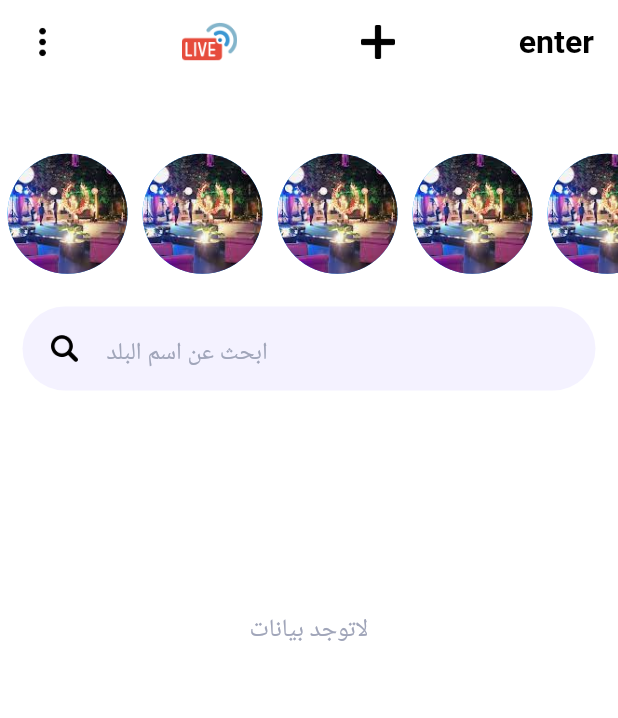
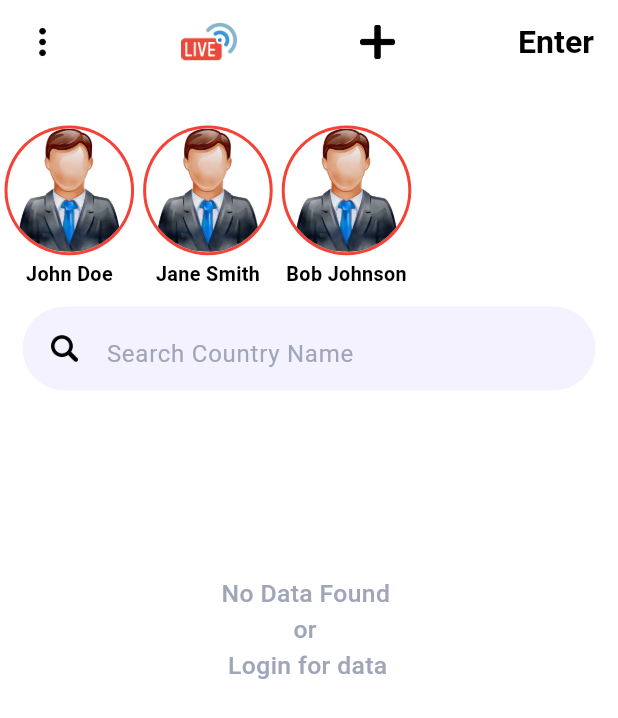
Before and after one commit to arsalanpeerzada/our-world-main, a Flutter app: the screen it shows after launch, on a phone screen of 412 x 824 dp. Shown: the top 718 px of the screen. Run offline on Flutter 3.47's test engine with Material 3 defaults, Android fonts, the light colour scheme and no system bars; our stand-ins replace another_flushbar, cached_network_image, dropdown_button2, flutter_local_notifications, flutter_staggered_animations, get and 9 more; missing offline and left inert: chess, flutter_paypal, flutter_webrtc, simple_chess_board.

Commit message:
1/7/2024

```diff
--- a/lib/constants/RemoteUtils.dart
+++ b/lib/constants/RemoteUtils.dart
@@ -1,6 +1,8 @@
 class ApiEndPoints {
   static const SIGNUP = "auth/signup";
   static const LOGIN = "auth/login";
+  static const CREATEPOST = "post/createPost";
+  static const GETPOST = "post/getPost";
 }
 
 class BaseURL {
--- a/lib/constants/storage_constants.dart
+++ b/lib/constants/storage_constants.dart
@@ -1,7 +1,7 @@
 
 
 const String userId = "userId";
-const String userName = "userName";
+const String userName = "username";
 const String userCountry = "userCountry";
 const String userImage = "userImage";
 const String profileData = "profileData";
--- a/lib/constants/string_constants.dart
+++ b/lib/constants/string_constants.dart
@@ -1,124 +1,124 @@
-const enter = "enter";
-const phoneNumber = "PhoneNumber";
-const otpCode = "otpCode";
+const enter = "Enter";
+const phoneNumber = "Phone Number";
+const otpCode = "OTP Code";
 const password = "Password";
 const login = "Login";
 const name = "Name";
 const loginHere = "Login Here";
 const register = "Register";
-const verifyOtp = "verifyOtp";
-const registerHere = "registerHere";
-const forgotPassword = "forgotPassword";
-const enterYourPhoneNumber = "enterYourPhoneNumber";
-const enterYourPassword = "enterYourPassword";
-const enterYourName = "enterYourName";
-const enterYourCountryCodeBeforePhoneNumber =
-    "enterYourCountryCodeBeforePhoneNumber";
-const registerSuccessfully = "registerSuccessfully";
+const verifyOtp = "Verify OTP";
+const registerHere = "Register Here";
+const forgotPassword = "Forgot Password";
+const enterYourPhoneNumber = "Enter Your Phone Number";
+const enterYourPassword = "Enter Your Password";
+const enterYourName = "Enter Your Name";
+const enterYourCountryCodeBeforePhoneNumber = "Enter Your Country Code Before Phone Number";
+const registerSuccessfully = "Register Successfully";
 const loginSuccessfully = "Login Successfully";
-const home = "home";
-const aboutUs = "aboutUs";
-const termsConditions = "termsConditions";
-const logout = "logout";
-const phoneNumberHint = "966 5X XXX XXXX ";
-const chooseThePlan = "chooseThePlan";
-const freeTrial = "freeTrial";
-const fiveDays = "fiveDays";
-const oneMonthPlan = "oneMonthPlan";
-const yearlyPlan = "yearlyPlan";
-const go = "go";
-const country = "country";
-const addText = "addText";
-const upto500Characters = "upto500Characters";
-const photo = "photo";
-const upto5Photos = "upto5Photos";
-const add = "add";
-const addPost = "addPost";
-const youCanOnlySelectUpto5Photos = "youCanOnlySelectUpto5Photos";
-const chooseCountry = "chooseCountry";
-const chooseCategory = 'chooseCategory';
-const category = 'category';
-const cantShareEmptyPost = "cantShareEmptyPost";
-const postShareSuccessfully = "postShareSuccessfully";
-const postDeletedSuccessfully = "postDeletedSuccessfully";
-const noDataFound = "noDataFound";
-const pleaseLoginFirstToShareAPost = "pleaseLoginFirstToShareAPost";
-const pleaseLoginFirstToCommentAPost = "pleaseLoginFirstToCommentAPost";
-const enterComment = "enterComment";
-const searchCountryName = "searchCountryName";
-const delete = "delete";
-const update = "update";
-const myStore = "myStore";
-const follow = "follow";
-const following = "following";
-const unFollow = "unFollow";
-const myClients = "myClients";
-const myProfile = "myProfile";
-const receiveARequest = "receiveARequest";
-const send = "send";
-const sendARequest = "sendARequest";
-const writeAChat = "writeAChat";
-const enterAChatMessage = "enterAChatMessage";
-const profile = "profile";
-const photoForLiveIcon = "photoForLiveIcon";
-const upload = "upload";
-const myAge = "myAge";
-const myState = "myState";
-const myNationality = "myNationality";
-const myWeb = "myWeb";
-const myEmail = "myEmail";
-const addVideosNotMoreThan20Minutes = "addVideosNotMoreThan20Minutes";
-const enterYourAge = "enterYourAge";
-const enterYourState = "enterYourState";
-const enterYourNationality = "enterYourNationality";
-const enterYourWeb = "enterYourWeb";
-const enterYourValidEmail = "enterYourValidEmail";
-const enterYourStore = "enterYourStore";
-const storeMustStartsWith = "storeMustStartsWith";
-const dataUpdatedSuccessfully = "dataUpdatedSuccessfully";
-const requestSent = "requestSent";
-const areYouSureToLogoutFromApp = "areYouSureToLogoutFromApp";
-const ok = "ok";
-const cancel = "cancel";
-const pleaseLoginFirstToJoinALive = "pleaseLoginFirstToJoinALive";
-const videoLengthError = 'videoLengthError';
-const liveVideo = 'liveVideo';
-const startedNewLive = 'startedNewLive';
-const ownerCompany = 'ownerCompany';
-const companyHeadquarter = 'companyHeadquarter';
-const taxNo = 'taxNo';
-const authDirector = 'authDirector';
-const forComplaints = 'forComplaints';
-const call = 'call';
-const callAndWhats = 'callAndWhats';
-const email = 'email';
-const termsText = 'termsText';
-const inArabRegion = 'inArabRegion';
-const inEurop = 'inEurop';
-const inAmerica = 'inAmerica';
-const inArabianGulfRegion = 'inArabianGulfRegion';
-const inChina = 'inChina';
-const inTurkey = 'inTurkey';
-const inAnotherPlace = 'inAnotherPlace';
-const fashion = 'fashion';
-const electronics = 'electronics';
-const toys = 'toys';
-const furniture = 'furniture';
-const beauty = 'beauty';
-const other = 'other';
-const incorrectPassword = 'incorrectPassword';
-const userDoesntExist = 'userDoesntExist';
-const userExists = 'userExists';
-const joinUs = 'joinUs';
-const joinUsText = 'joinUsText';
-const filter = 'filter';
-const newPost = 'newPost';
-const createdNewPost = 'createdNewPost';
-const newComment = 'newComment';
-const addedCommentOnYourPost = 'addedCommentOnYourPost';
-const yourTrialFinished = 'yourTrialFinished';
-const postShareText = 'postShareText';
-const postShareSubject = 'postShareSubject';
-const addedAPostHaving = 'addedAPostHaving';
-const content = 'content';
-const check = 'check';
+const home = "Home";
+const aboutUs = "About Us";
+const termsConditions = "Terms Conditions";
+const logout = "Logout";
+const phoneNumberHint = "966 5X XXX XXXX";
+const chooseThePlan = "Choose The Plan";
+const freeTrial = "Free Trial";
+const fiveDays = "Five Days";
+const oneMonthPlan = "One Month Plan";
+const yearlyPlan = "Yearly Plan";
+const go = "Go";
+const country = "Country";
+const addText = "Add Text";
+const upto500Characters = "Up To 500 Characters";
+const photo = "Photo";
+const upto5Photos = "Up To 5 Photos";
+const add = "Add";
+const addPost = "Add Post";
+const youCanOnlySelectUpto5Photos = "You Can Only Select Up To 5 Photos";
+const chooseCountry = "Choose Country";
+const chooseCategory = "Choose Category";
+const category = "Category";
+const cantShareEmptyPost = "Can't Share Empty Post";
+const postShareSuccessfully = "Post Share Successfully";
+const postDeletedSuccessfully = "Post Deleted Successfully";
+const noDataFound = "No Data Found \n           or \n Login for data";
+const pleaseLoginFirstToShareAPost = "Please Login First To Share A Post";
+const pleaseLoginFirstToCommentAPost = "Please Login First To Comment A Post";
+const enterComment = "Enter Comment";
+const searchCountryName = "Search Country Name";
+const delete = "Delete";
+const update = "Update";
+const myStore = "My Store";
+const follow = "Follow";
+const following = "Following";
+const unFollow = "Unfollow";
+const myClients = "My Clients";
+const myProfile = "My Profile";
+const receiveARequest = "Receive A Request";
+const send = "Send";
+const sendARequest = "Send A Request";
+const writeAChat = "Write A Chat";
+const enterAChatMessage = "Enter A Chat Message";
+const profile = "Profile";
+const photoForLiveIcon = "Photo For Live Icon";
+const upload = "Upload";
+const myAge = "My Age";
+const myState = "My State";
+const myNationality = "My Nationality";
+const myWeb = "My Web";
+const myEmail = "My Email";
+const addVideosNotMoreThan20Minutes = "Add Videos Not More Than 20 Minutes";
+const enterYourAge = "Enter Your Age";
+const enterYourState = "Enter Your State";
+const enterYourNationality = "Enter Your Nationality";
+const enterYourWeb = "Enter Your Web";
+const enterYourValidEmail = "Enter Your Valid Email";
+const enterYourStore = "Enter Your Store";
+const storeMustStartsWith = "Store Must Start With";
+const dataUpdatedSuccessfully = "Data Updated Successfully";
+const requestSent = "Request Sent";
+const areYouSureToLogoutFromApp = "Are You Sure To Logout From App";
+const ok = "Ok";
+const cancel = "Cancel";
+const pleaseLoginFirstToJoinALive = "Please Login First To Join A Live";
+const videoLengthError = "Video Length Error";
+const liveVideo = "Live Video";
+const startedNewLive = "Started New Live";
+const ownerCompany = "Owner Company";
+const companyHeadquarter = "Company Headquarter";
+const taxNo = "Tax No";
+const authDirector = "Auth Director";
+const forComplaints = "For Complaints";
+const call = "Call";
+const callAndWhats = "Call And Whats";
+const email = "Email";
+const termsText = "Terms Text";
+const inArabRegion = "In Arab Region";
+const inEurop = "In Europe";
+const inAmerica = "In America";
+const inArabianGulfRegion = "In Arabian Gulf Region";
+const inChina = "In China";
+const inTurkey = "In Turkey";
+const inAnotherPlace = "In Another Place";
+const fashion = "Fashion";
+const electronics = "Electronics";
+const toys = "Toys";
+const furniture = "Furniture";
+const beauty = "Beauty";
+const other = "Other";
+const incorrectPassword = "Incorrect Password";
+const userDoesntExist = "User Doesn't Exist";
+const userExists = "User Exists";
+const joinUs = "Join Us";
+const signOut = "Sign Out";
+const joinUsText = "Join Us Text";
+const filter = "Filter";
+const newPost = "New Post";
+const createdNewPost = "Created New Post";
+const newComment = "New Comment";
+const addedCommentOnYourPost = "Added Comment On Your Post";
+const yourTrialFinished = "Your Trial Finished";
+const postShareText = "Post Share Text";
+const postShareSubject = "Post Share Subject";
+const addedAPostHaving = "Added A Post Having";
+const content = "Content";
+const check = "Check";
--- a/lib/main_screen/controller/main_screen_controller.dart
+++ b/lib/main_screen/controller/main_screen_controller.dart
@@ -1,4 +1,5 @@
 import 'dart:async';
+import 'dart:convert';
 import 'dart:io';
 
 import 'package:flutter/cupertino.dart';
@@ -6,6 +7,7 @@ import 'package:flutter/material.dart';
 import 'package:get/get.dart';
 import 'package:get_storage/get_storage.dart';
 import 'package:google_mobile_ads/google_mobile_ads.dart';
+import 'package:ourworldmain/constants/RemoteUtils.dart';
 import 'package:ourworldmain/constants/string_constants.dart';
 import 'package:ourworldmain/main_screen/ui/main_screen.dart';
 import 'package:share_plus/share_plus.dart';
@@ -17,6 +19,7 @@ import '../../constants/storage_constants.dart';
 import '../../live_screen/ui/live_screen.dart';
 import '../../login/login_screen.dart';
 import '../../post/model/post_model.dart';
+import 'package:http/http.dart' as http;
 
 class MainScreenController extends GetxController {
   var postList = <PostModel>[].obs;
@@ -26,6 +29,7 @@ class MainScreenController extends GetxController {
   var username = "".obs;
   var selectedCountry = 0.obs;
   var selectedCategory = 0.obs;
+  var applicationUser = "";
 
   Timer? _timerForInter;
   BannerAd? _bannerAd;
@@ -53,6 +57,9 @@ class MainScreenController extends GetxController {
         _interstitialAd!.show();
       }
     });
+
+   /* var data = store.read(userName);
+    applicationUser = data;*/
 
   }
 
@@ -83,13 +90,66 @@ class MainScreenController extends GetxController {
   }
 
   getHiddenPosts() async {
-    sharedPreferences = await SharedPreferences.getInstance();
+    try {
+      String? token = store.read('token');
+      int? userId = store.read('userId');
 
-    if (sharedPreferences!.getStringList('hiddenPosts') != null) {
-      hiddenPosts.value = sharedPreferences!.getStringList('hiddenPosts')!;
-      hiddenPosts.refresh();
+      // Check if the user is logged in
+      if (userId == 0 || userId == null) {
+        showLoginDialog();
+      } else {
+        var headers = {
+          'Content-Type': 'application/json',
+          'Authorization': "Bearer $token",
+        };
+
+        var request = http.Request(
+            'GET',
+            Uri.parse(BaseURL.BASEURL + ApiEndPoints.GETPOST + "?userId=" + userId.toString())
+        );
+
+        request.headers.addAll(headers);
+
+        // Send the request
+        http.StreamedResponse response = await request.send();
+
+        if (response.statusCode == 200) {
+          // Successfully received the response
+          String responseBody = await response.stream.bytesToString();
+          print('Response Body: $responseBody');
+
+          // Parse the response JSON
+          Map<String, dynamic> responseJson = json.decode(responseBody);
+
+          if (responseJson['status'] == 'success' && responseJson['data'] != null) {
+            // Clear old data
+            hiddenPosts.clear();
+            postList.clear();
+            duplicatePostList.clear();
+
+            // Loop through each post in the response data
+            List<dynamic> postsData = responseJson['data'];
+            for (var post in postsData) {
+              // Create PostModel object for each post and add it to the list
+              PostModel postModel = PostModel.fromJson(post); // Add to hiddenPostList
+              postModel.text = post["postText"];
+              postModel.username = post['user']['userName'].toString();
+              postModel.country = post['countryId'];
+              postModel.category = post['categoryId'];
+
+              // Optionally, add to postList and duplicatePostList if needed
+              postList.add(postModel);
+              duplicatePostList.add(postModel);
+            }
+          }
+        } else {
+          print('Failed to load hidden posts. Status Code: ${response.statusCode}');
+        }
+      }
+    } catch (e) {
+      // Handle error if the API call fails
+      print("Error fetching hidden posts: $e");
     }
-    print('~~!!!!~~~~~~${hiddenPosts.toSet()}');
   }
 
   loadBannerAd() {
@@ -260,12 +320,6 @@ class MainScreenController extends GetxController {
     // }
   }
 
-
-
-
-
-
-
   filterButtonTap() async {
     postList.clear();
     duplicatePostList.clear();
@@ -395,7 +449,7 @@ class MainScreenController extends GetxController {
                             store.erase();
                             username.value = "";
                            // await FirebaseAuth.instance.signOut();
-                            Get.offAll(() => MainScreen());
+                            Get.offAll(() => LoginScreen());
                             Get.back();
                           },
                           child: Container(
@@ -421,4 +475,10 @@ class MainScreenController extends GetxController {
       ),
     );
   }
+
+  void mygetUserData(BuildContext context) {
+    String? uid = store.read(userName) ?? "";
+    print(uid);
+    applicationUser = uid;
+  }
 }
--- a/lib/main_screen/ui/main_screen.dart
+++ b/lib/main_screen/ui/main_screen.dart
@@ -26,6 +26,31 @@ class MainScreen extends StatelessWidget {
     controller.fetchPosts();
   }
 
+
+  final List<Map<String, dynamic>> hardcodedData = [
+    {
+      'user_id': '1',
+      'streaming_token': 'token_123',
+      'streaming_channel': 'channel_1',
+      'user_name': 'John Doe',
+      'user_image':'', // Replace with actual image URL or leave it empty
+    },
+    {
+      'user_id': '2',
+      'streaming_token': 'token_456',
+      'streaming_channel': 'channel_2',
+      'user_name': 'Jane Smith',
+      'user_image': '',
+    },
+    {
+      'user_id': '3',
+      'streaming_token': 'token_789',
+      'streaming_channel': 'channel_3',
+      'user_name': 'Bob Johnson',
+      'user_image': '',
+    },
+  ];
+
   @override
   Widget build(BuildContext context) {
     final GlobalKey<ScaffoldState> key = GlobalKey();
@@ -41,7 +66,9 @@ class MainScreen extends StatelessWidget {
           children: [
             InkWell(
               onTap: () {
+                controller.mygetUserData(context);
                 key.currentState!.openDrawer();
+
               },
               child: Padding(
                 padding:
@@ -102,15 +129,24 @@ class MainScreen extends StatelessWidget {
               decoration: const BoxDecoration(
                 color: colorScreenBg,
               ),
-              child: Center(
-                child: Obx(
-                  () => headingText(
-                    controller.username.value,
+              child: Column(
+                mainAxisAlignment: MainAxisAlignment.center,
+                children: [
+                  // Profile Picture
+                  CircleAvatar(
+                      radius: 40, // Adjust the size of the profile picture
+                          backgroundImage: NetworkImage('https://i.pravatar.cc/150?img=3'), // Default profile picture URL // Assuming profile picture URL is available in controller
+                      backgroundColor: Colors.grey.shade200, // Placeholder color
+                    ),
+                  const SizedBox(height: 10),
+                  // Name Label
+                  headingText(
+                      controller.applicationUser,
                       SizeConfig.blockSizeHorizontal * 4,
                       appColor,
-                    weight: FontWeight.w400,
+                      weight: FontWeight.w600,
                     ),
-                ),
+                ],
               ),
             ),
             ListTile(
@@ -173,9 +209,22 @@ class MainScreen extends StatelessWidget {
                         builder: (context) => const JoinUsScreen()));
               },
             ),
+            ListTile(
+              leading: const Icon(
+                Icons.logout,
+                color: colorRed,
+              ),
+              title: headingText(
+                  signOut.tr, SizeConfig.blockSizeHorizontal * 4, appColor,
+                  weight: FontWeight.w400),
+              onTap: () {
+                controller.showLogoutDialog(context);
+              },
+            ),
           ],
         ),
-      ),
+      )
+          ,
       body: SingleChildScrollView(
         child: Column(
           children: [
@@ -184,17 +233,11 @@ class MainScreen extends StatelessWidget {
             ),
             SizedBox(
               height: SizeConfig.blockSizeVertical * 15,
-              /*child: StreamBuilder<QuerySnapshot<Map<String, dynamic>>>(
-                // inside the <> you enter the type of your stream
-                stream: FirebaseFirestore.instance
-                    .collection("live_streaming")
-                    .snapshots(),
-                builder: (context, snapshot) {
-                  if (snapshot.hasData) {
-                    return ListView.builder(
-                      itemCount: snapshot.data!.docs.length,
+              child: ListView.builder(
+                itemCount: hardcodedData.length,
                 scrollDirection: Axis.horizontal,
                 itemBuilder: (context, index) {
+                  final userData = hardcodedData[index];
                   return Column(
                     mainAxisSize: MainAxisSize.min,
                     children: [
@@ -202,89 +245,47 @@ class MainScreen extends StatelessWidget {
                         padding: const EdgeInsets.all(5.0),
                         child: InkWell(
                           onTap: () {
-                                    //Get.to(() => GuestScreen());
-
-                                    Get.to(() => LiveScreen(isHost: false,streamingUserIds:  snapshot.data!.docs[index].get('user_id'),
-                                        streamingToken: snapshot.data!.docs[index].get('streaming_token'),
-                                        streamingJoiningId: "0", groupStreaming: false, hostId: "0",channelName:  snapshot.data!.docs[index]
-                                            .get('streaming_channel')));
-
+                            Get.to(() => LiveScreen(
+                              isHost: false,
+                              streamingUserIds: userData['user_id'],
+                              streamingToken: userData['streaming_token'],
+                              streamingJoiningId: "0",
+                              groupStreaming: false,
+                              hostId: "0",
+                              channelName: userData['streaming_channel'],
+                            ));
                           },
                           child: Container(
                             decoration: const BoxDecoration(
                               shape: BoxShape.circle,
                               color: Colors.white,
                               boxShadow: [
-                                        BoxShadow(
-                                            color: Colors.red, spreadRadius: 2),
+                                BoxShadow(color: Colors.red, spreadRadius: 2),
                               ],
                             ),
                             clipBehavior: Clip.antiAlias,
                             width: SizeConfig.blockSizeVertical * 10,
                             height: SizeConfig.blockSizeVertical * 10,
-                                    child: snapshot.data!.docs[index]
-                                                    .get('user_image') !=
-                                                null &&
-                                            snapshot.data!.docs[index]
-                                                    .get('user_image') !=
-                                                '' &&
-                                            snapshot.data!.docs[index]
-                                                    .get('user_image') !=
-                                                'null'
+                            child: userData['user_image'] != null &&
+                                userData['user_image'] != '' &&
+                                userData['user_image'] != 'null'
                                 ? Image.network(
-                                            snapshot.data!.docs[index]
-                                                    .get('user_image') ??
-                                                "",
+                              userData['user_image'],
                               fit: BoxFit.cover,
                             )
-                                        : Image.asset(
-                                            'assets/images/profile3d.png'),
+                                : Image.asset('assets/images/profile3d.png'),
                           ),
-                                )),
+                        ),
+                      ),
                       headingText(
-                                snapshot.data!.docs[index].get('user_name') !=
-                                            null &&
-                                        snapshot.data!.docs[index]
-                                                .get('user_name') !=
-                                            ""
-                                    ? snapshot.data!.docs[index]
-                                        .get('user_name')
+                        userData['user_name'] != null && userData['user_name'] != ""
+                            ? userData['user_name']
                             : "user",
                         SizeConfig.blockSizeHorizontal * 3.2,
-                                colorBlack)
+                        Colors.black,
+                      ),
                     ],
                   );
-
-                        *//* ListTile(
-                          title: Text(
-                            snapshot.data!.docs[index].get('user_id'),
-                          ),
-                        );*//*
-                      },
-                    );
-                  }
-                  if (snapshot.hasError) {
-                    return const Text('Error');
-                  } else {
-                    return Container();
-                  }
-                },
-              ),*/
-
-              /*ListView.builder(
-                itemCount: 10,
-                scrollDirection: Axis.horizontal,
-                shrinkWrap: true,
-                itemBuilder: (context, index) {
-                  return storyRowItem(index);
-                },
-              ),*/
-              child: ListView.builder(
-                itemCount: 10,
-                scrollDirection: Axis.horizontal,
-                shrinkWrap: true,
-                itemBuilder: (context, index) {
-                  return storyRowItem(index);
                 },
               ),
             ),
```
Also changed, not shown: lib/login/login_screen.dart (+38 -17 lines), lib/post/controller/post_controller.dart (+72 -45 lines), lib/post/model/post_model.dart (+7 -6 lines). Lines whose indentation alone changed are shown as unchanged.
